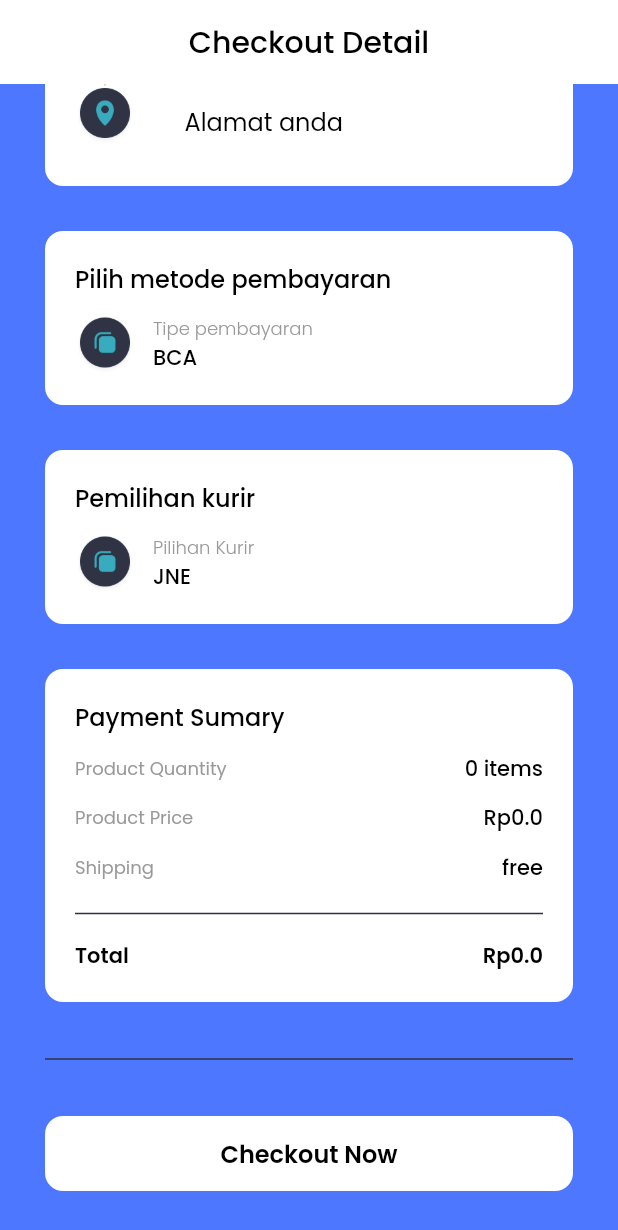
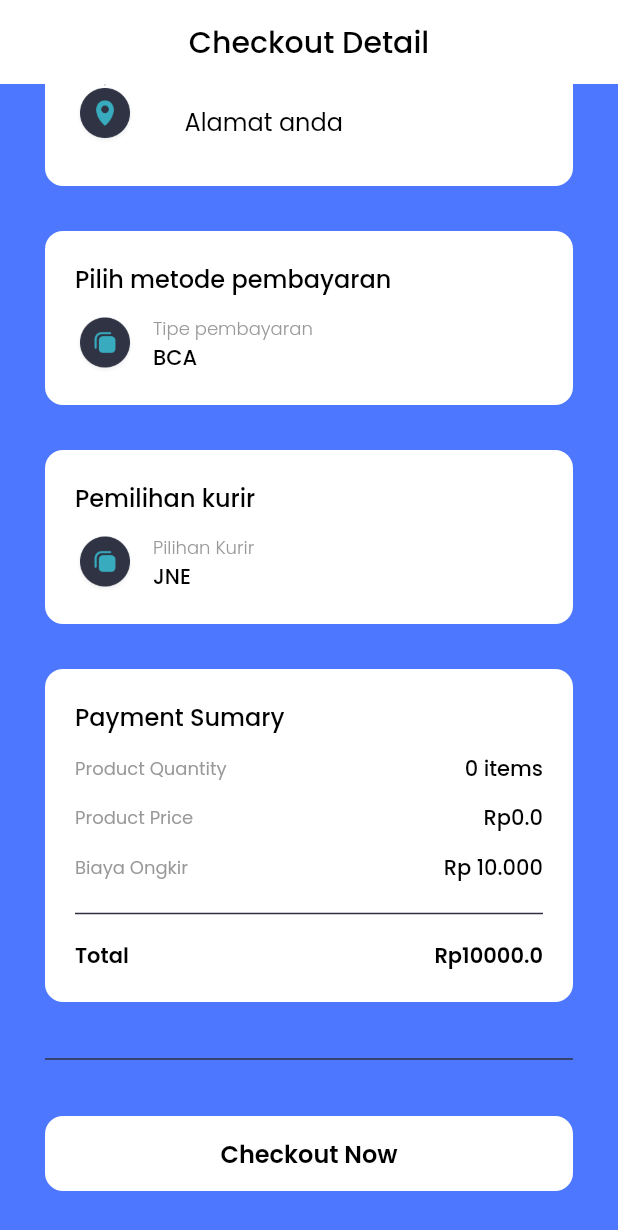
Before and after one commit to sooyaa4/animalia_frontend, a Flutter app: the CheckoutPage screen opened by its route, scrolled down 216 dp, after a tap on "Checkout Now", on a phone screen of 412 x 824 dp. Shown: the top 1230 px of the screen. Run offline on Flutter 3.47's test engine with Material 2 defaults, Android fonts, the phone set to English and light mode, and no system bars; our stand-ins replace carousel_slider, google_fonts, shared_preferences; accounts and stored records are empty; network calls fail.

```diff
--- a/lib/models/histori_barang.dart
+++ b/lib/models/histori_barang.dart
@@ -9,10 +9,11 @@ class HistoryBarangModel {
   int id;
   String alamat;
   double total_harga;
+  double subtotal;
   String status;
   String user_id;
   DateTime tanggal_pembelian;
-  List<DetailTransaksiBarangModel> detailbarang;
+  // List<DetailTransaksiBarangModel> detailbarang;
   List<PembayaranModel> pembayaran;
   List<PengirimanModel> pengiriman;
 
@@ -20,10 +21,11 @@ class HistoryBarangModel {
     this.id,
     this.alamat,
     this.total_harga,
+    this.subtotal,
     this.status,
     this.user_id,
     this.tanggal_pembelian,
-    this.detailbarang,
+    // this.detailbarang,
     this.pembayaran,
     this.pengiriman,
   });
@@ -37,21 +39,22 @@ class HistoryBarangModel {
     user_id = json['email'].toString();
     tanggal_pembelian = DateTime.parse(json['tanggal_pembelian'] as String);
     total_harga = double.parse(json['total_harga'].toString());
-    detailbarang = json['detailbarang']
-        .map<DetailTransaksiBarangModel>(
-            (detailbarang) => DetailTransaksiBarangModel.fromJson(detailbarang))
-        .toList();
+    subtotal = double.parse(json['subtotal'].toString());
+
+    // detailbarang = json['detailbarang']
+    //     .map<DetailTransaksiBarangModel>(
+    //         (detailbarang) => DetailTransaksiBarangModel.fromJson(detailbarang))
+    //     .toList();
+
     pembayaran = json['pembayaran']
         .map<PembayaranModel>(
             (pembayaran) => PembayaranModel.fromJson(pembayaran))
         .toList();
+
     pengiriman = json['pengiriman']
         .map<PengirimanModel>(
             (pengiriman) => PengirimanModel.fromJson(pengiriman))
         .toList();
-    // detailbarang = DetailTransaksiBarangModel.fromJson(json['detailbarang']);
-    // pembayaran = PembayaranModel.fromJson(json['pembayaran']);
-    // pengiriman = PengirimanModel.fromJson(json['pengiriman']);
   }
   Map<String, dynamic> toJson() {
     return {
@@ -60,9 +63,10 @@ class HistoryBarangModel {
       'status': status,
       'user_id': user_id,
       'total_harga': total_harga,
+      'subtotal': subtotal,
       'tanggal_pembelian': tanggal_pembelian,
-      'detailbarang':
-          detailbarang.map((detailbarang) => detailbarang.toJson()).toList(),
+      // 'detailbarang':
+      //     detailbarang.map((detailbarang) => detailbarang.toJson()).toList(),
       'pembayaran':
           pembayaran.map((pembayaran) => pembayaran.toJson()).toList(),
       'pengiriman':
--- a/lib/models/metode_kirim.dart
+++ b/lib/models/metode_kirim.dart
@@ -14,14 +14,14 @@ class MetodKirimModel {
   MetodKirimModel.fromJson(Map<String, dynamic> json) {
     id = json['id'];
     nama_jenis_kirim = json['nama_jenis_kirim'];
-    ongkir = json['ongkir'];
+    ongkir = json['ongkir'].toDouble();
   }
 
   Map<String, dynamic> toJson() {
     return {
       'id': id,
       'nama_jenis_kirim': nama_jenis_kirim,
-      'ongkir': ongkir,
+      'ongkir': ongkir.toDouble(),
     };
   }
 }
--- a/lib/models/product_barang_model.dart
+++ b/lib/models/product_barang_model.dart
@@ -8,8 +8,9 @@ class ProductBarangModel {
   String nama_barang;
   String merk_barang;
   String deskripsi_barang;
-  String berat;
+  int berat;
   double harga;
+  String satuan;
   int stok;
   CategoryModel katbarang;
   DateTime createdAt;
@@ -24,6 +25,7 @@ class ProductBarangModel {
     this.deskripsi_barang,
     this.berat,
     this.harga,
+    this.satuan,
     this.stok,
     this.katbarang,
     this.createdAt,
@@ -38,6 +40,7 @@ class ProductBarangModel {
     merk_barang = json['merk_barang'];
     berat = json['berat'];
     harga = json['harga'].toDouble();
+    satuan = json['satuan'];
     stok = json['stok'];
     deskripsi_barang = json['deskripsi_barang'];
     katbarang = CategoryModel.fromJson(json['katbarang']);
@@ -57,6 +60,7 @@ class ProductBarangModel {
       'merk_barang': merk_barang,
       'berat': berat,
       'harga': harga,
+      'satuan': satuan,
       'stok ': stok,
       'category': katbarang.toJson(),
       'createdAt': createdAt.toString(),
--- a/lib/pages/checkout_pages.dart
+++ b/lib/pages/checkout_pages.dart
@@ -26,6 +26,7 @@ class _CheckoutPageState extends State<CheckoutPage> {
         cartProvider.carts,
         cartProvider.totalPrice(),
         cartProvider.subTotal(),
+        cartProvider.tanggalPembelian(),
         cartProvider.alamat = alamatController.text,
       )) {
         cartProvider.carts = [];
@@ -367,11 +368,11 @@ class _CheckoutPageState extends State<CheckoutPage> {
                   mainAxisAlignment: MainAxisAlignment.spaceBetween,
                   children: [
                     Text(
-                      'Shipping',
+                      'Biaya Ongkir',
                       style: secondaryTextStyle.copyWith(fontSize: 12),
                     ),
                     Text(
-                      'free',
+                      'Rp 10.000',
                       style: primaryTextStyle.copyWith(fontWeight: medium),
                     ),
                   ],
@@ -394,7 +395,7 @@ class _CheckoutPageState extends State<CheckoutPage> {
                       style: priceTextStyle.copyWith(fontWeight: semibold),
                     ),
                     Text(
-                      '\Rp${cartProvider.totalPrice()}',
+                      '\Rp${cartProvider.subTotal()}',
                       style: priceTextStyle.copyWith(fontWeight: semibold),
                     ),
                   ],
--- a/lib/pages/product_page.dart
+++ b/lib/pages/product_page.dart
@@ -314,7 +314,7 @@ class _ProductPageState extends State<ProductPage> {
                 crossAxisAlignment: CrossAxisAlignment.start,
                 children: [
                   Text(
-                    'Description',
+                    'Deskripsi',
                     style: primaryTextStyle.copyWith(
                       fontWeight: semibold,
                     ),
@@ -342,7 +342,9 @@ class _ProductPageState extends State<ProductPage> {
                     width: 12,
                   ),
                   Text(
-                    widget.product.berat + ' gram',
+                    widget.product.berat.toString() +
+                        '' +
+                        widget.product.satuan,
                     style: primaryTextStyle.copyWith(
                       fontWeight: light,
                     ),
--- a/lib/providers/cart_provider.dart
+++ b/lib/providers/cart_provider.dart
@@ -77,4 +77,10 @@ class CartProvider with ChangeNotifier {
     subtotal += (totalPrice() + 10000);
     return subtotal;
   }
+
+  tanggalPembelian() {
+    String now = DateTime.now().toString();
+    print(now);
+    return now;
+  }
 }
--- a/lib/providers/transaksi_barang_provider.dart
+++ b/lib/providers/transaksi_barang_provider.dart
@@ -20,6 +20,7 @@ class TransaksiBarangprovider with ChangeNotifier {
     List<CartModel> carts,
     double totalPrice,
     double subTotal,
+    String tanggalPembelian,
     String alamat,
   ) async {
     try {
@@ -28,6 +29,7 @@ class TransaksiBarangprovider with ChangeNotifier {
         carts,
         totalPrice,
         subTotal,
+        tanggalPembelian,
         alamat,
       )) {
         return true;
--- a/lib/services/transaksi_barang_service.dart
+++ b/lib/services/transaksi_barang_service.dart
@@ -12,6 +12,7 @@ class TransaksiBarangService {
     List<CartModel> carts,
     double totalPrice,
     double subTotal,
+    String tanggalPembelian,
     String alamat,
   ) async {
     var url = Uri.parse('$baseUrl/cobarang');
@@ -35,7 +36,7 @@ class TransaksiBarangService {
         "subtotal": subTotal,
         "metode_id": 1,
         "jenisKirim_id": 1,
-        "tanggal_pembelian": "2022-07-21",
+        "tanggal_pembelian": tanggalPembelian,
         "url": "aaaq.png",
       },
     );
```
Also changed, not shown: lib/models/detail_transaksi_barang.dart (+10 -11 lines), lib/models/pengiriman.dart (+10 -6 lines), lib/pages/detiltransaksiproduk.dart (+68 -18 lines), lib/widgets/detailproduk_card.dart (added, +77 -0 lines).
